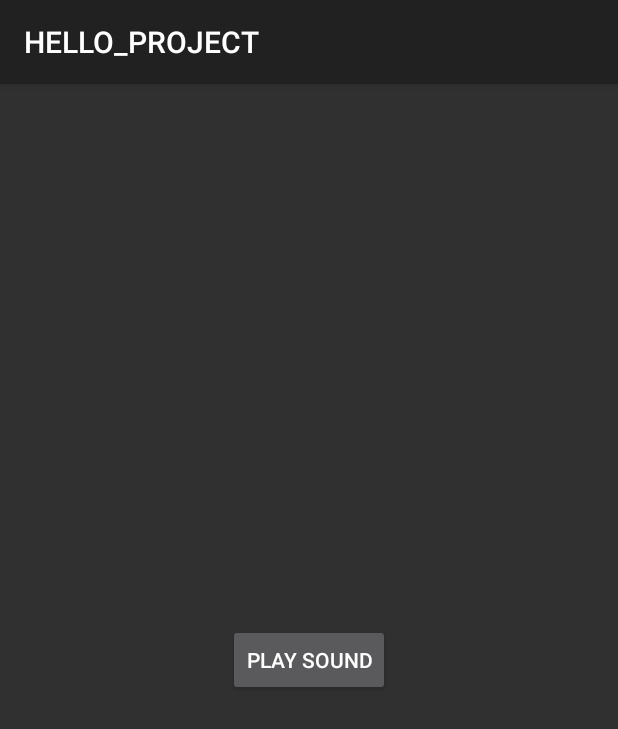
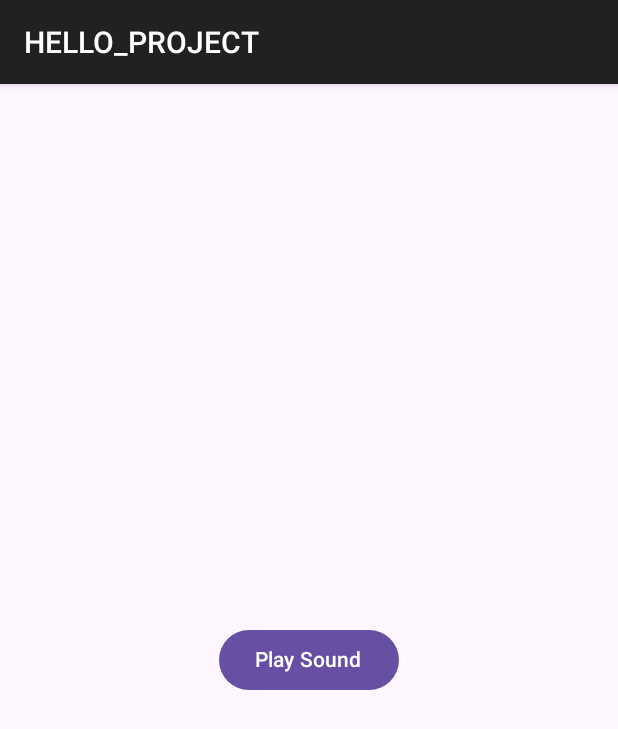
Before and after one commit to MisterChamster/mobilkiProjekt, an Android app built with Jetpack Compose: the screen it shows after launch (MainActivity), on a phone screen of 412 x 824 dp. Shown: the top 729 px of the screen. Run offline under Robolectric (Android 15) with nearby library versions, the phone set to English and light mode, and no system bars.

Commit message:
Switching to Jetpack

```diff
--- a/HELLO_PROJECT/app/build.gradle.kts
+++ b/HELLO_PROJECT/app/build.gradle.kts
@@ -40,6 +40,7 @@ android {
 }
 
 dependencies {
+    implementation("androidx.compose.material3:material3:1.4.0-alpha15")
     implementation(libs.androidx.core.ktx)
     implementation(libs.androidx.lifecycle.runtime.ktx)
     implementation(libs.androidx.activity.compose)
--- a/HELLO_PROJECT/app/src/main/java/com/example/hello_project/MainActivity.kt
+++ b/HELLO_PROJECT/app/src/main/java/com/example/hello_project/MainActivity.kt
@@ -1,15 +1,25 @@
 package com.example.hello_project
 
+import android.os.Bundle
 import android.media.AudioAttributes
 import android.media.SoundPool
-import android.os.Bundle
-import android.widget.Button
-import android.widget.LinearLayout
+import androidx.compose.material3.Button
+import androidx.activity.compose.setContent
 import androidx.appcompat.app.AppCompatActivity
-import android.view.Gravity
-import android.view.ViewGroup
-//import android.content.Context
-//import com.example.hello_project.R
+import androidx.compose.foundation.background
+import androidx.compose.foundation.layout.Arrangement
+import androidx.compose.foundation.layout.Column
+import androidx.compose.foundation.layout.fillMaxSize
+import androidx.compose.foundation.layout.padding
+import androidx.compose.material3.MaterialTheme
+import androidx.compose.material3.Surface
+import androidx.compose.material3.Text
+import androidx.compose.runtime.Composable
+import androidx.compose.ui.Alignment
+import androidx.compose.ui.Modifier
+import androidx.compose.ui.graphics.Color
+import androidx.compose.ui.unit.dp
+
 
 class MainActivity : AppCompatActivity() {
 
@@ -18,28 +28,6 @@ class MainActivity : AppCompatActivity() {
 
     override fun onCreate(savedInstanceState: Bundle?) {
         super.onCreate(savedInstanceState)
-
-        // Create layout in code
-        val layout = LinearLayout(this).apply {
-            orientation = LinearLayout.VERTICAL
-            gravity = Gravity.CENTER
-            layoutParams = LinearLayout.LayoutParams(
-                ViewGroup.LayoutParams.MATCH_PARENT,
-                ViewGroup.LayoutParams.MATCH_PARENT
-            )
-        }
-
-        // Create button in code
-        val button = Button(this).apply {
-            text = context.getString(R.string.play_s)
-            layoutParams = LinearLayout.LayoutParams(
-                ViewGroup.LayoutParams.WRAP_CONTENT,
-                ViewGroup.LayoutParams.WRAP_CONTENT
-            )
-        }
-
-        layout.addView(button)
-        setContentView(layout)
 
         // SoundPool setup
         val audioAttributes = AudioAttributes.Builder()
@@ -55,11 +43,28 @@ class MainActivity : AppCompatActivity() {
         // Load sound from res/raw/sound.mp3
         soundId = soundPool.load(this, R.raw.snare, 1)
 
-        button.setOnClickListener {
-            println("BAHH")
-            soundPool.play(soundId, 1f, 1f, 0, 0, 1f)
-            println("BAHH2")
+        setContent {
+            MaterialTheme {
+                Surface(modifier = Modifier.fillMaxSize()) {
+                    SoundButton(onClick = {
+                        println("BAHH")
+                        soundPool.play(soundId, 1f, 1f, 0, 3, 1f)
+                        println("BAHH2")
+                    })
+                }
+            }
         }
+
+
+
+//        OutlinedTextField(
+//            state = rememberTextFieldState(),
+//            label = { Text("Label") }
+//        )
+
+
+
+
     }
 
     override fun onDestroy() {
@@ -67,3 +72,18 @@ class MainActivity : AppCompatActivity() {
         soundPool.release()
     }
 }
+
+@Composable
+fun SoundButton(onClick: () -> Unit) {
+    Column(
+        modifier = Modifier
+            .fillMaxSize()
+            .padding(24.dp),
+        verticalArrangement = Arrangement.Center,
+        horizontalAlignment = Alignment.CenterHorizontally
+    ) {
+        Button(onClick = onClick) {
+            Text(text = "Play Sound")
+        }
+    }
+}
```
